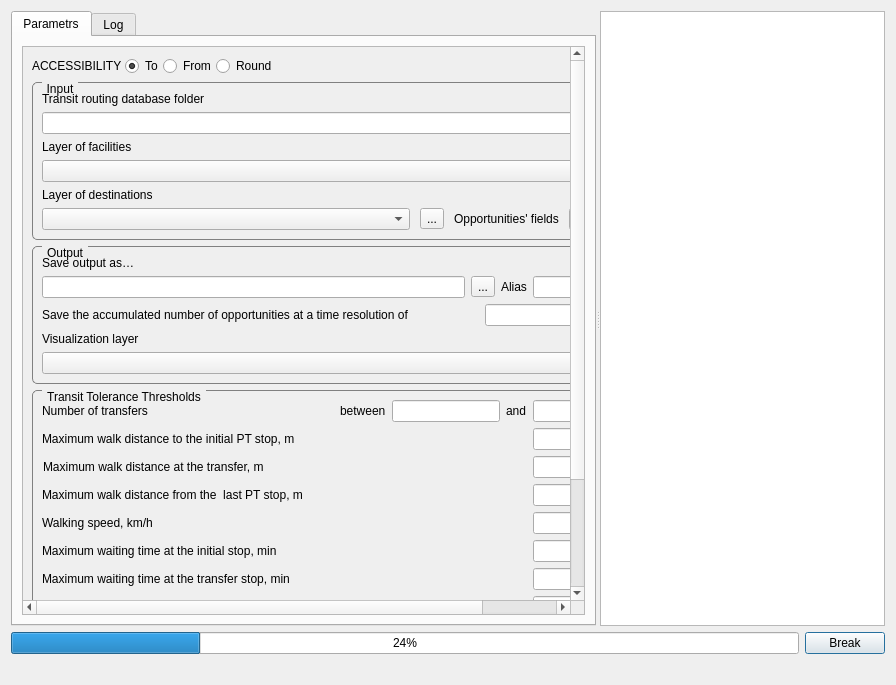
This is UI/raptor.ui in ishusterman/tau_net_calc as Qt 5 draws it before an edit. The edited form follows.
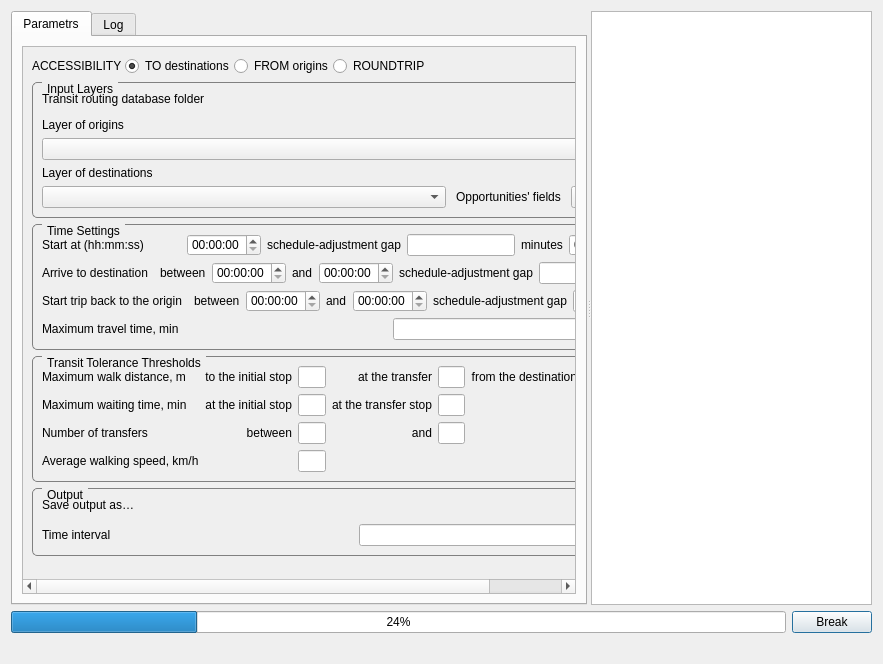
This is the edited form. Custom widgets are drawn as their Qt base class.

What changed in the file:
```diff
--- a/UI/raptor.ui
+++ b/UI/raptor.ui
@@ -9,8 +9,8 @@
    <rect>
     <x>0</x>
     <y>0</y>
-    <width>896</width>
-    <height>685</height>
+    <width>883</width>
+    <height>664</height>
    </rect>
   </property>
   <property name="windowTitle">
@@ -51,10 +51,10 @@
           <widget class="QWidget" name="scrollAreaWidgetContents_2">
            <property name="geometry">
             <rect>
-             <x>0</x>
-             <y>-327</y>
-             <width>742</width>
-             <height>884</height>
+             <x>-269</x>
+             <y>0</y>
+             <width>818</width>
+             <height>717</height>
             </rect>
            </property>
            <layout class="QVBoxLayout" name="verticalLayout_2">
@@ -110,7 +110,7 @@
                    <item>
                     <widget class="QRadioButton" name="rbTo">
                      <property name="text">
-                      <string>To</string>
+                      <string>TO destinations</string>
                      </property>
                      <property name="checked">
                       <bool>true</bool>
@@ -120,7 +120,7 @@
                    <item>
                     <widget class="QRadioButton" name="rbFrom">
                      <property name="text">
-                      <string>From</string>
+                      <string>FROM origins</string>
                      </property>
                      <property name="checked">
                       <bool>false</bool>
@@ -130,7 +130,7 @@
                    <item>
                     <widget class="QRadioButton" name="rbRound">
                      <property name="text">
-                      <string>Round</string>
+                      <string>ROUNDTRIP</string>
                      </property>
                     </widget>
                    </item>
@@ -159,7 +159,7 @@
                     </string>
                   </property>
                   <property name="title">
-                   <string>Input</string>
+                   <string>Input Layers</string>
                   </property>
                   <layout class="QVBoxLayout" name="verticalLayout_input">
                    <item>
@@ -172,12 +172,9 @@
                    <item>
                     <layout class="QHBoxLayout" name="horizontalLayout_17">
                      <item>
-                      <widget class="QLineEdit" name="txtPathToPKL"/>
-                     </item>
-                     <item>
-                      <widget class="QToolButton" name="toolButton_PKL">
-                       <property name="text">
-                        <string>...</string>
+                      <widget class="QgsFileWidget" name="wgPathPKL">
+                       <property name="storageMode">
+                        <enum>QgsFileWidget::GetDirectory</enum>
                        </property>
                       </widget>
                      </item>
@@ -186,7 +183,7 @@
                    <item>
                     <widget class="QLabel" name="lblLayer1">
                      <property name="text">
-                      <string>Layer of facilities</string>
+                      <string>Layer of origins</string>
                      </property>
                     </widget>
                    </item>
@@ -199,12 +196,9 @@
                       <number>0</number>
                      </property>
                      <item>
-                      <widget class="QgsMapLayerComboBox" name="cmbLayers"/>
-                     </item>
-                     <item>
-                      <widget class="QToolButton" name="toolButtonLayer1">
-                       <property name="text">
-                        <string>...</string>
+                      <widget class="QgsMapLayerComboBox" name="cmbLayers">
+                       <property name="allowEmptyLayer">
+                        <bool>true</bool>
                        </property>
                       </widget>
                      </item>
@@ -230,12 +224,8 @@
                          <verstretch>0</verstretch>
                         </sizepolicy>
                        </property>
-                      </widget>
-                     </item>
-                     <item>
-                      <widget class="QToolButton" name="toolButtonLayer2">
-                       <property name="text">
-                        <string>...</string>
+                       <property name="allowEmptyLayer">
+                        <bool>true</bool>
                        </property>
                       </widget>
                      </item>
@@ -275,134 +265,7 @@
                 </item>
                </layout>
               </item>
-              <item row="3" column="0" colspan="2">
-               <layout class="QHBoxLayout" name="horizontalLayout_26">
-                <item>
-                 <widget class="QGroupBox" name="gbOutput">
-                  <property name="styleSheet">
-                   <string notr="true">
-QGroupBox {
-    border: 1px solid gray;
-    border-radius: 5px;
-    margin-top: 0.5em;
-}
-QGroupBox::title {
-    subcontrol-origin: margin;
-    subcontrol-position: top left;
-    left: 10px;
-    padding: 0 3px;
-}
-                    </string>
-                  </property>
-                  <property name="title">
-                   <string>Output</string>
-                  </property>
-                  <layout class="QVBoxLayout" name="verticalLayout_output">
-                   <item>
-                    <widget class="QLabel" name="label_13">
-                     <property name="text">
-                      <string>Save output as…</string>
-                     </property>
-                    </widget>
-                   </item>
-                   <item>
-                    <layout class="QHBoxLayout" name="horizontalLayout_output">
-                     <item>
-                      <widget class="QLineEdit" name="txtPathToProtocols"/>
-                     </item>
-                     <item>
-                      <widget class="QToolButton" name="toolButton_protocol">
-                       <property name="text">
-                        <string>...</string>
-                       </property>
-                      </widget>
-                     </item>
-                     <item>
-                      <widget class="QLabel" name="lblAlias">
-                       <property name="text">
-                        <string>Alias</string>
-                       </property>
-                      </widget>
-                     </item>
-                     <item>
-                      <widget class="QLineEdit" name="txtAlias">
-                       <property name="sizePolicy">
-                        <sizepolicy hsizetype="Fixed" vsizetype="Preferred">
-                         <horstretch>0</horstretch>
-                         <verstretch>0</verstretch>
-                        </sizepolicy>
-                       </property>
-                      </widget>
-                     </item>
-                    </layout>
-                   </item>
-                   <item>
-                    <layout class="QHBoxLayout" name="horizontalLayout_5">
-                     <item>
-                      <widget class="QLabel" name="lblTimeInterval">
-                       <property name="text">
-                        <string>Save the accumulated number of opportunities at a time resolution of</string>
-                       </property>
-                      </widget>
-                     </item>
-                     <item>
-                      <widget class="QLineEdit" name="txtTimeInterval">
-                       <property name="sizePolicy">
-                        <sizepolicy hsizetype="Fixed" vsizetype="Fixed">
-                         <horstretch>0</horstretch>
-                         <verstretch>20</verstretch>
-                        </sizepolicy>
-                       </property>
-                       <property name="alignment">
-                        <set>Qt::AlignRight|Qt::AlignTrailing|Qt::AlignVCenter</set>
-                       </property>
-                      </widget>
-                     </item>
-                     <item>
-                      <widget class="QLabel" name="lblTimeInterval2">
-                       <property name="sizePolicy">
-                        <sizepolicy hsizetype="Fixed" vsizetype="Fixed">
-                         <horstretch>0</horstretch>
-                         <verstretch>0</verstretch>
-                        </sizepolicy>
-                       </property>
-                       <property name="text">
-                        <string>minutes</string>
-                       </property>
-                       <property name="alignment">
-                        <set>Qt::AlignRight|Qt::AlignTrailing|Qt::AlignVCenter</set>
-                       </property>
-                      </widget>
-                     </item>
-                    </layout>
-                   </item>
-                   <item>
-                    <widget class="QLabel" name="label">
-                     <property name="text">
-                      <string>Visualization layer</string>
-                     </property>
-                    </widget>
-                   </item>
-                   <item>
-                    <layout class="QHBoxLayout" name="horizontalLayout_20">
-                     <item>
-                      <widget class="QgsMapLayerComboBox" name="cmbVizLayers"/>
-                     </item>
-                     <item>
-                      <widget class="QToolButton" name="toolButtonViz">
-                       <property name="text">
-                        <string>...</string>
-                       </property>
-                      </widget>
-                     </item>
-                    </layout>
-                   </item>
-                  </layout>
-                 </widget>
-                </item>
-               </layout>
-              </item>
-              <item row="4" column="0" colspan="2">
+              <item row="5" column="0" colspan="2">
                <layout class="QHBoxLayout" name="horizontalLayout_21">
                 <item>
                  <widget class="QGroupBox" name="gbParams">
@@ -426,253 +289,161 @@
                   </property>
                   <layout class="QVBoxLayout" name="verticalLayout_params">
                    <item>
-                    <layout class="QHBoxLayout" name="horizontalLayout_4">
-                     <item>
-                      <widget class="QLabel" name="label_15">
+                    <layout class="QGridLayout" name="gridLayout_2">
+                     <item row="3" column="1">
+                      <widget class="QLabel" name="lblMaxWaitInitial">
+                       <property name="text">
+                        <string>at the initial stop</string>
+                       </property>
+                       <property name="alignment">
+                        <set>Qt::AlignRight|Qt::AlignTrailing|Qt::AlignVCenter</set>
+                       </property>
+                      </widget>
+                     </item>
+                     <item row="2" column="1">
+                      <widget class="QLabel" name="lblMaxWalkDistanceInitial">
+                       <property name="text">
+                        <string>to the initial stop</string>
+                       </property>
+                       <property name="alignment">
+                        <set>Qt::AlignRight|Qt::AlignTrailing|Qt::AlignVCenter</set>
+                       </property>
+                      </widget>
+                     </item>
+                     <item row="5" column="2">
+                      <widget class="QLineEdit" name="txtSpeed">
+                       <property name="alignment">
+                        <set>Qt::AlignRight|Qt::AlignTrailing|Qt::AlignVCenter</set>
+                       </property>
+                      </widget>
+                     </item>
+                     <item row="3" column="0">
+                      <widget class="QLabel" name="lblMaxWaitTime">
+                       <property name="text">
+                        <string>Maximum waiting time, min</string>
+                       </property>
+                      </widget>
+                     </item>
+                     <item row="4" column="0">
+                      <widget class="QLabel" name="lblTransfers">
                        <property name="text">
                         <string>Number of transfers</string>
                        </property>
                       </widget>
                      </item>
-                     <item>
-                      <spacer name="horizontalSpacer_2">
-                       <property name="orientation">
-                        <enum>Qt::Horizontal</enum>
-                       </property>
-                       <property name="sizeHint" stdset="0">
-                        <size>
-                         <width>40</width>
-                         <height>20</height>
-                        </size>
-                       </property>
-                      </spacer>
-                     </item>
-                     <item>
-                      <widget class="QLabel" name="lblTransfersBetween">
-                       <property name="text">
-                        <string>between</string>
-                       </property>
-                      </widget>
-                     </item>
-                     <item>
+                     <item row="4" column="2">
                       <widget class="QLineEdit" name="txtMinTransfers">
-                       <property name="sizePolicy">
-                        <sizepolicy hsizetype="Fixed" vsizetype="Fixed">
-                         <horstretch>0</horstretch>
-                         <verstretch>10</verstretch>
-                        </sizepolicy>
+                       <property name="alignment">
+                        <set>Qt::AlignRight|Qt::AlignTrailing|Qt::AlignVCenter</set>
                        </property>
+                      </widget>
+                     </item>
+                     <item row="2" column="5">
+                      <widget class="QLabel" name="lblMaxWalkDistanceLast">
+                       <property name="text">
+                        <string>from the destinations stop</string>
+                       </property>
                        <property name="alignment">
                         <set>Qt::AlignRight|Qt::AlignTrailing|Qt::AlignVCenter</set>
                        </property>
                       </widget>
                      </item>
-                     <item>
+                     <item row="2" column="4">
+                      <widget class="QLineEdit" name="txtMaxWalkDist2">
+                       <property name="alignment">
+                        <set>Qt::AlignRight|Qt::AlignTrailing|Qt::AlignVCenter</set>
+                       </property>
+                      </widget>
+                     </item>
+                     <item row="4" column="4">
+                      <widget class="QLineEdit" name="txtMaxTransfers">
+                       <property name="alignment">
+                        <set>Qt::AlignRight|Qt::AlignTrailing|Qt::AlignVCenter</set>
+                       </property>
+                      </widget>
+                     </item>
+                     <item row="4" column="3">
                       <widget class="QLabel" name="lblTransfersAnd">
                        <property name="text">
                         <string>and</string>
                        </property>
-                      </widget>
-                     </item>
-                     <item>
-                      <widget class="QLineEdit" name="txtMaxTransfers">
-                       <property name="sizePolicy">
-                        <sizepolicy hsizetype="Fixed" vsizetype="Fixed">
-                         <horstretch>0</horstretch>
-                         <verstretch>10</verstretch>
-                        </sizepolicy>
-                       </property>
                        <property name="alignment">
                         <set>Qt::AlignRight|Qt::AlignTrailing|Qt::AlignVCenter</set>
                        </property>
                       </widget>
                      </item>
-                    </layout>
-                   </item>
-                   <item>
-                    <layout class="QHBoxLayout" name="horizontalLayout_3">
-                     <item>
-                      <widget class="QLabel" name="lbMaxWalkDistanceInitial">
-                       <property name="text">
-                        <string>Maximum walk distance to the initial PT stop, m</string>
-                       </property>
-                      </widget>
-                     </item>
-                     <item>
-                      <widget class="QLineEdit" name="txtMaxWalkDist1">
-                       <property name="sizePolicy">
-                        <sizepolicy hsizetype="Fixed" vsizetype="Fixed">
-                         <horstretch>0</horstretch>
-                         <verstretch>1</verstretch>
-                        </sizepolicy>
-                       </property>
-                       <property name="minimumSize">
-                        <size>
-                         <width>0</width>
-                         <height>0</height>
-                        </size>
-                       </property>
+                     <item row="3" column="4">
+                      <widget class="QLineEdit" name="txtMaxWaitTimeTransfer">
                        <property name="alignment">
                         <set>Qt::AlignRight|Qt::AlignTrailing|Qt::AlignVCenter</set>
                        </property>
                       </widget>
                      </item>
-                    </layout>
-                   </item>
-                   <item>
-                    <layout class="QHBoxLayout" name="horizontalLayout_7">
-                     <property name="leftMargin">
-                      <number>1</number>
-                     </property>
-                     <item>
-                      <widget class="QLabel" name="lbMaxWalkDistanceTransfer">
-                       <property name="text">
-                        <string>Maximum walk distance at the transfer, m</string>
-                       </property>
-                      </widget>
-                     </item>
-                     <item>
-                      <widget class="QLineEdit" name="txtMaxWalkDist2">
-                       <property name="sizePolicy">
-                        <sizepolicy hsizetype="Fixed" vsizetype="Fixed">
-                         <horstretch>0</horstretch>
-                         <verstretch>10</verstretch>
-                        </sizepolicy>
-                       </property>
-                       <property name="alignment">
-                        <set>Qt::AlignRight|Qt::AlignTrailing|Qt::AlignVCenter</set>
-                       </property>
-                      </widget>
-                     </item>
-                    </layout>
-                   </item>
-                   <item>
-                    <layout class="QHBoxLayout" name="horizontalLayout_8">
-                     <item>
-                      <widget class="QLabel" name="lbMaxWalkDistanceFinish">
-                       <property name="sizePolicy">
-                        <sizepolicy hsizetype="Preferred" vsizetype="Preferred">
-                         <horstretch>0</horstretch>
-                         <verstretch>0</verstretch>
-                        </sizepolicy>
-                       </property>
-                       <property name="text">
-                        <string>Maximum walk distance from the  last PT stop, m</string>
-                       </property>
-                      </widget>
-                     </item>
-                     <item>
+                     <item row="2" column="6">
                       <widget class="QLineEdit" name="txtMaxWalkDist3">
-                       <property name="sizePolicy">
-                        <sizepolicy hsizetype="Fixed" vsizetype="Fixed">
-                         <horstretch>0</horstretch>
-                         <verstretch>10</verstretch>
-                        </sizepolicy>
-                       </property>
                        <property name="alignment">
                         <set>Qt::AlignRight|Qt::AlignTrailing|Qt::AlignVCenter</set>
                        </property>
                       </widget>
                      </item>
-                    </layout>
-                   </item>
-                   <item>
-                    <layout class="QHBoxLayout" name="horizontalLayout_12">
-                     <item>
-                      <widget class="QLabel" name="label_4">
+                     <item row="3" column="3">
+                      <widget class="QLabel" name="lblMaxWaitTransfer">
                        <property name="text">
-                        <string>Walking speed, km/h</string>
+                        <string>at the transfer stop</string>
                        </property>
-                      </widget>
-                     </item>
-                     <item>
-                      <widget class="QLineEdit" name="txtSpeed">
-                       <property name="sizePolicy">
-                        <sizepolicy hsizetype="Fixed" vsizetype="Fixed">
-                         <horstretch>0</horstretch>
-                         <verstretch>20</verstretch>
-                        </sizepolicy>
-                       </property>
-                       <property name="inputMethodHints">
-                        <set>Qt::ImhDialableCharactersOnly|Qt::ImhDigitsOnly|Qt::ImhPreferNumbers</set>
-                       </property>
                        <property name="alignment">
                         <set>Qt::AlignRight|Qt::AlignTrailing|Qt::AlignVCenter</set>
                        </property>
                       </widget>
                      </item>
-                    </layout>
-                   </item>
-                   <item>
-                    <layout class="QHBoxLayout" name="horizontalLayout_13">
-                     <item>
-                      <widget class="QLabel" name="lblMaxWaitTime">
-                       <property name="text">
-                        <string>Maximum waiting time at the initial stop, min</string>
-                       </property>
-                      </widget>
-                     </item>
-                     <item>
+                     <item row="3" column="2">
                       <widget class="QLineEdit" name="txtMaxWaitTime">
-                       <property name="sizePolicy">
-                        <sizepolicy hsizetype="Fixed" vsizetype="Fixed">
-                         <horstretch>0</horstretch>
-                         <verstretch>20</verstretch>
-                        </sizepolicy>
-                       </property>
                        <property name="alignment">
                         <set>Qt::AlignRight|Qt::AlignTrailing|Qt::AlignVCenter</set>
                        </property>
                       </widget>
                      </item>
-                    </layout>
-                   </item>
-                   <item>
-                    <layout class="QHBoxLayout" name="horizontalLayout_14">
-                     <item>
-                      <widget class="QLabel" name="label_23">
+                     <item row="5" column="0">
+                      <widget class="QLabel" name="lblWalkingSpeed">
                        <property name="text">
-                        <string>Maximum waiting time at the transfer stop, min</string>
+                        <string>Average walking speed, km/h</string>
                        </property>
                       </widget>
                      </item>
-                     <item>
-                      <widget class="QLineEdit" name="txtMaxWaitTimeTransfer">
-                       <property name="sizePolicy">
-                        <sizepolicy hsizetype="Fixed" vsizetype="Fixed">
-                         <horstretch>0</horstretch>
-                         <verstretch>20</verstretch>
-                        </sizepolicy>
+                     <item row="2" column="3">
+                      <widget class="QLabel" name="lblMaxWalkDistanceTransfer">
+                       <property name="text">
+                        <string>at the transfer</string>
                        </property>
                        <property name="alignment">
                         <set>Qt::AlignRight|Qt::AlignTrailing|Qt::AlignVCenter</set>
                        </property>
                       </widget>
                      </item>
-                    </layout>
-                   </item>
-                   <item>
-                    <layout class="QHBoxLayout" name="horizontalLayout_15">
-                     <item>
-                      <widget class="QLabel" name="label_24">
+                     <item row="2" column="0">
+                      <widget class="QLabel" name="lbMaxWalkDistanceInitial">
                        <property name="text">
-                        <string>Maximum travel time, min</string>
+                        <string>Maximum walk distance, m</string>
                        </property>
                       </widget>
                      </item>
-                     <item>
-                      <widget class="QLineEdit" name="txtMaxTimeTravel">
-                       <property name="sizePolicy">
-                        <sizepolicy hsizetype="Fixed" vsizetype="Fixed">
-                         <horstretch>0</horstretch>
-                         <verstretch>20</verstretch>
-                        </sizepolicy>
+                     <item row="4" column="1">
+                      <widget class="QLabel" name="lblTransfersBetween">
+                       <property name="text">
+                        <string>between</string>
                        </property>
                        <property name="alignment">
                         <set>Qt::AlignRight|Qt::AlignTrailing|Qt::AlignVCenter</set>
                        </property>
                       </widget>
                      </item>
+                     <item row="2" column="2">
+                      <widget class="QLineEdit" name="txtMaxWalkDist1">
+                       <property name="alignment">
+                        <set>Qt::AlignRight|Qt::AlignTrailing|Qt::AlignVCenter</set>
+                       </property>
+                      </widget>
+                     </item>
                     </layout>
                    </item>
                   </layout>
@@ -681,9 +452,9 @@
                </layout>
               </item>
               <item row="6" column="0" colspan="2">
-               <layout class="QHBoxLayout" name="horizontalLayout_27">
+               <layout class="QHBoxLayout" name="horizontalLayout_26">
                 <item>
-                 <widget class="QGroupBox" name="gbTimes">
+                 <widget class="QGroupBox" name="gbOutput">
                   <property name="styleSheet">
                    <string notr="true">
 QGroupBox {
@@ -700,21 +471,92 @@
                     </string>
                   </property>
                   <property name="title">
-                   <string>Arrival/Departure times</string>
+                   <string>Output</string>
                   </property>
-                  <layout class="QVBoxLayout" name="verticalLayout_times">
+                  <layout class="QVBoxLayout" name="verticalLayout_output">
+                   <item>
+                    <widget class="QLabel" name="label_13">
+                     <property name="text">
+                      <string>Save output as…</string>
+                     </property>
+                    </widget>
+                   </item>
+                   <item>
+                    <layout class="QHBoxLayout" name="horizontalLayout_output">
+                     <item>
+                      <widget class="QgsFileWidget" name="wgFileSave">
+                       <property name="storageMode">
+                        <enum>QgsFileWidget::SaveFile</enum>
+                       </property>
+                      </widget>
+                     </item>
+                    </layout>
+                   </item>
+                   <item>
+                    <layout class="QHBoxLayout" name="horizontalLayout_5">
+                     <item>
+                      <widget class="QLabel" name="lblTimeInterval">
+                       <property name="text">
+                        <string>Time interval</string>
+                       </property>
+                      </widget>
+                     </item>
+                     <item>
+                      <widget class="QWidget" name="widget_spacer4" native="true">
+                       <property name="sizePolicy">
+                        <sizepolicy hsizetype="Expanding" vsizetype="Fixed">
+                         <horstretch>0</horstretch>
+                         <verstretch>0</verstretch>
+                        </sizepolicy>
+                       </property>
+                      </widget>
+                     </item>
+                     <item>
+                      <widget class="QLineEdit" name="txtTimeInterval"/>
+                     </item>
+                     <item>
+                      <widget class="QLabel" name="lblMinutes">
+                       <property name="text">
+                        <string>minutes</string>
+                       </property>
+                      </widget>
+                     </item>
+                    </layout>
+                   </item>
+                  </layout>
+                 </widget>
+                </item>
+               </layout>
+              </item>
+              <item row="3" column="0" colspan="2">
+               <layout class="QHBoxLayout" name="horizontalLayout_6">
+                <item>
+                 <widget class="QGroupBox" name="gbTimeSettings">
+                  <property name="styleSheet">
+                   <string notr="true">
+QGroupBox {
+    border: 1px solid gray;
+    border-radius: 5px;
+    margin-top: 0.5em;
+}
+QGroupBox::title {
+    subcontrol-origin: margin;
+    subcontrol-position: top left;
+    left: 10px;
+    padding: 0 3px;
+}
+                    </string>
+                  </property>
+                  <property name="title">
+                   <string>Time Settings</string>
+                  </property>
+                  <layout class="QVBoxLayout" name="verticalLayout_time">
                    <item>
                     <layout class="QHBoxLayout" name="horizontalLayout_9">
                      <item>
                       <layout class="QHBoxLayout" name="leftLayout_start">
                        <item>
                         <widget class="QLabel" name="lblStartTime1">
-                         <property name="sizePolicy">
-                          <sizepolicy hsizetype="Minimum" vsizetype="Minimum">
-                           <horstretch>0</horstretch>
-                           <verstretch>0</verstretch>
-                          </sizepolicy>
-                         </property>
                          <property name="text">
                           <string>Start at (hh:mm:ss)</string>
                          </property>
@@ -736,9 +578,6 @@
                       <layout class="QHBoxLayout" name="rightLayout_start">
                        <item>
                         <widget class="QTimeEdit" name="dtStartTime">
-                         <property name="alignment">
-                          <set>Qt::AlignRight|Qt::AlignTrailing|Qt::AlignVCenter</set>
-                         </property>
                          <property name="displayFormat">
                           <string>hh:mm:ss</string>
                          </property>
@@ -752,11 +591,7 @@
                         </widget>
                        </item>
                        <item>
-                        <widget class="QLineEdit" name="txtMaxExtraTime">
-                         <property name="alignment">
-                          <set>Qt::AlignRight|Qt::AlignTrailing|Qt::AlignVCenter</set>
-                         </property>
-                        </widget>
+                        <widget class="QLineEdit" name="txtMaxExtraTime"/>
                        </item>
                        <item>
                         <widget class="QLabel" name="lblStartTime4">
@@ -767,9 +602,6 @@
                        </item>
                        <item>
                         <widget class="QTimeEdit" name="dtEndTime">
-                         <property name="alignment">
-                          <set>Qt::AlignRight|Qt::AlignTrailing|Qt::AlignVCenter</set>
-                         </property>
                          <property name="displayFormat">
                           <string>hh:mm:ss</string>
                          </property>
@@ -786,7 +618,7 @@
                        <item>
                         <widget class="QLabel" name="lblRoundtripName1">
                          <property name="text">
-                          <string>Arrive to facility</string>
+                          <string>Arrive to destination</string>
                          </property>
                         </widget>
                        </item>
@@ -864,7 +696,7 @@
                        <item>
                         <widget class="QLabel" name="lblRoundtripName2">
                          <property name="text">
-                          <string>Start trip back from facility</string>
+                          <string>Start trip back to the origin</string>
                          </property>
                         </widget>
                        </item>
@@ -935,6 +767,44 @@
                      </item>
                     </layout>
                    </item>
+                   <item>
+                    <layout class="QHBoxLayout" name="horizontalLayout_3">
+                     <item>
+                      <widget class="QLabel" name="lblMaximumTravelTime">
+                       <property name="text">
+                        <string>Maximum travel time, min</string>
+                       </property>
+                      </widget>
+                     </item>
+                     <item>
+                      <widget class="QWidget" name="widget" native="true">
+                       <property name="sizePolicy">
+                        <sizepolicy hsizetype="Expanding" vsizetype="Fixed">
+                         <horstretch>0</horstretch>
+                         <verstretch>0</verstretch>
+                        </sizepolicy>
+                       </property>
+                      </widget>
+                     </item>
+                     <item>
+                      <widget class="QLineEdit" name="txtMaxTimeTravel">
+                       <property name="alignment">
+                        <set>Qt::AlignRight|Qt::AlignTrailing|Qt::AlignVCenter</set>
+                       </property>
+                      </widget>
+                     </item>
+                     <item>
+                      <widget class="QLabel" name="lblMaximumTravelTime_minutes">
+                       <property name="text">
+                        <string>minutes</string>
+                       </property>
+                       <property name="alignment">
+                        <set>Qt::AlignRight|Qt::AlignTrailing|Qt::AlignVCenter</set>
+                       </property>
+                      </widget>
+                     </item>
+                    </layout>
+                   </item>
                   </layout>
                  </widget>
                 </item>
@@ -1018,6 +888,11 @@
    <extends>QComboBox</extends>
    <header>qgscheckablecombobox.h</header>
   </customwidget>
+  <customwidget>
+   <class>QgsFileWidget</class>
+   <extends>QWidget</extends>
+   <header>qgsfilewidget.h</header>
+  </customwidget>
   <customwidget>
    <class>QgsMapLayerComboBox</class>
    <extends>QComboBox</extends>
```
